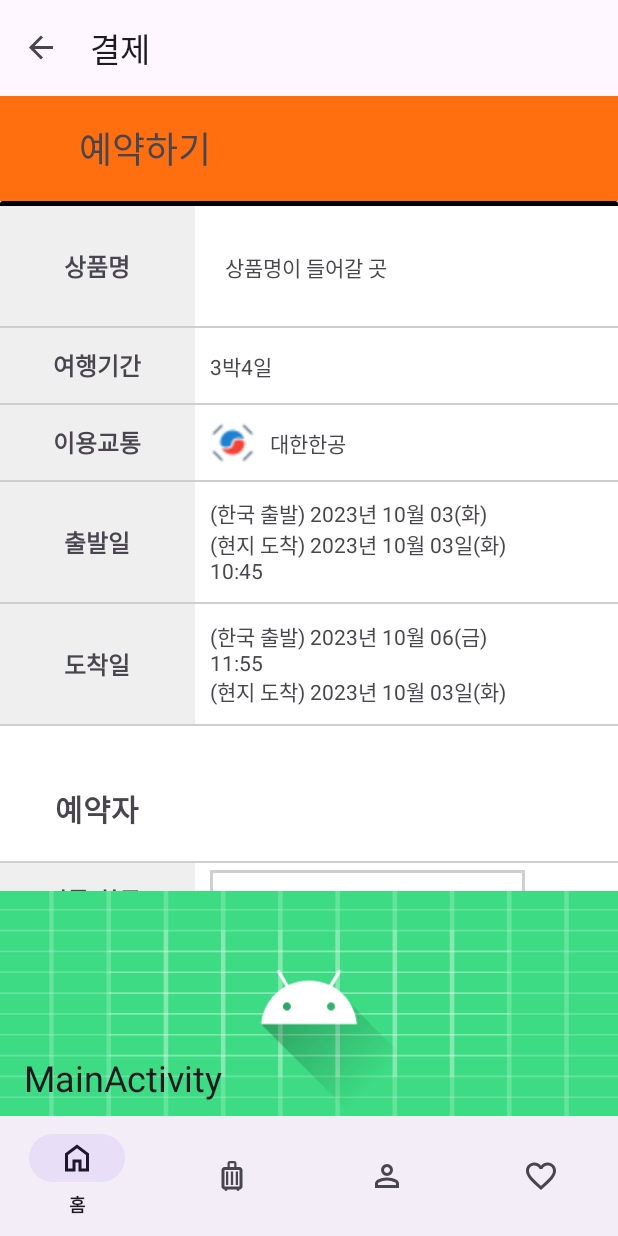
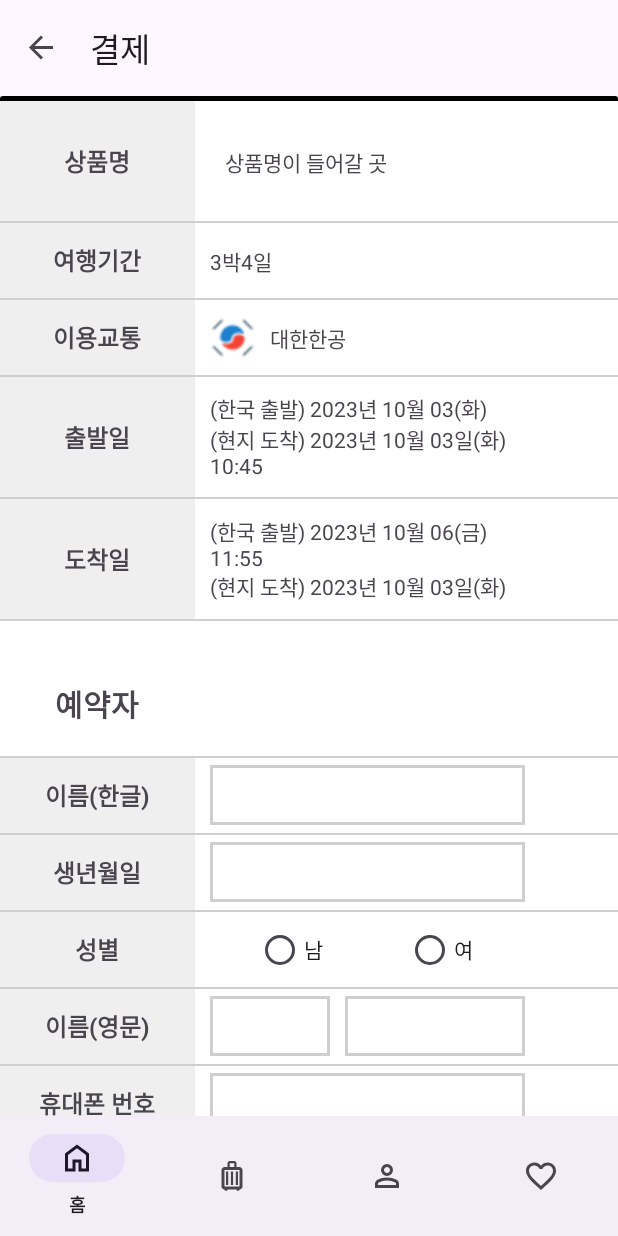
Before and after one commit to decagramaton/SecondMiniProject, an Android app: the PaymentFragment screen opened through its navigation route, on a phone screen of 412 x 824 dp. Run offline under Robolectric (Android 15) with nearby library versions, the phone set to English and light mode, and no system bars; our stand-ins replace navigation-ui.

Commit message:
230909 1510 jjk 예약화면

```diff
--- a/app/src/main/java/com/example/secondminiproject/ui/WishListFragment.java
+++ b/app/src/main/java/com/example/secondminiproject/ui/WishListFragment.java
@@ -28,8 +28,15 @@ public class WishListFragment extends Fragment {
         initBtnWishListMyPage();
         initBtnWishListProductDetail();
         initBtnWishListProductList();
+        initBtnWishListMakeReservation();
 
         return binding.getRoot();
+    }
+
+    private void initBtnWishListMakeReservation() {
+        binding.btnMakeReservation.setOnClickListener(v -> {
+            navController.navigate(R.id.dest_payment);
+        });
     }
 
     private void initBtnWishListProductList() {
--- a/app/src/main/res/layout/fragment_payment.xml
+++ b/app/src/main/res/layout/fragment_payment.xml
@@ -10,20 +10,10 @@
     <com.google.android.material.appbar.AppBarLayout
         android:id="@+id/appBarLayout2"
         android:layout_width="match_parent"
-        android:layout_height="70dp"
+        android:layout_height="0dp"
         android:background="#ff6f0f"
         app:layout_constraintTop_toTopOf="parent"
-        tools:layout_editor_absoluteX="26dp">
-
-        <TextView
-            android:id="@+id/textView12"
-            android:layout_width="194dp"
-            android:layout_height="match_parent"
-            android:gravity="center"
-            android:text="예약하기"
-            android:textSize="24sp" />
-
-    </com.google.android.material.appbar.AppBarLayout>
+        tools:layout_editor_absoluteX="26dp"/>
 
     <androidx.core.widget.NestedScrollView
         android:id="@+id/nestedScrollView"
@@ -581,38 +571,9 @@
     <com.google.android.material.appbar.AppBarLayout
         android:id="@+id/appBarLayout"
         android:layout_width="match_parent"
-        android:layout_height="150dp"
-        app:layout_constraintBottom_toBottomOf="parent">
-
-        <com.google.android.material.appbar.CollapsingToolbarLayout
-            android:id="@+id/toolbla"
-            android:layout_width="match_parent"
-            android:layout_height="match_parent"
-            app:collapsedTitleTextColor="#ffffff"
-            app:contentScrim="?attr/colorPrimary"
-            app:layout_scrollFlags="scroll|exitUntilCollapsed">
-
-            <androidx.appcompat.widget.LinearLayoutCompat
-                android:layout_width="match_parent"
-                android:layout_height="match_parent"
-                android:background="@drawable/ic_launcher_background"
-                app:layout_collapseMode="parallax" />
-
-            <ImageView
-                android:layout_width="match_parent"
-                android:layout_height="match_parent"
-                android:src="@drawable/ic_launcher_foreground" />
-
-            <androidx.appcompat.widget.Toolbar
-                android:id="@+id/toolbar"
-                android:layout_width="match_parent"
-                android:layout_height="?attr/actionBarSize"
-                app:layout_collapseMode="pin"
-
-                app:title="MainActivity" />
-
-
-        </com.google.android.material.appbar.CollapsingToolbarLayout>
+        android:layout_height="0dp"
+        app:layout_constraintBottom_toBottomOf="parent"
+        app:layout_constraintTop_toBottomOf="parent">
 
 
     </com.google.android.material.appbar.AppBarLayout>
--- a/app/src/main/res/layout/fragment_wish_list.xml
+++ b/app/src/main/res/layout/fragment_wish_list.xml
@@ -55,4 +55,14 @@
         app:layout_constraintStart_toStartOf="parent"
         app:layout_constraintTop_toBottomOf="@+id/btn_wish_list_my_page" />
 
+    <Button
+        android:id="@+id/btn_make_reservation"
+        android:layout_width="wrap_content"
+        android:layout_height="wrap_content"
+        android:layout_marginTop="30dp"
+        android:text="예약하기 화면 가기"
+        app:layout_constraintEnd_toEndOf="parent"
+        app:layout_constraintStart_toStartOf="parent"
+        app:layout_constraintTop_toBottomOf="@+id/btn_wish_list_product_list" />
+
 </androidx.constraintlayout.widget.ConstraintLayout>
```
